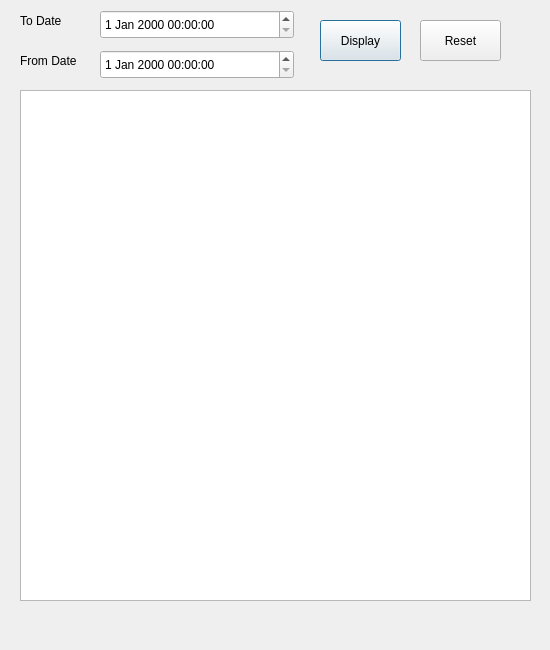
First picture: the form in displayalltask.ui, repository jaganiravi96/Task_Manager_Application, before the edit.
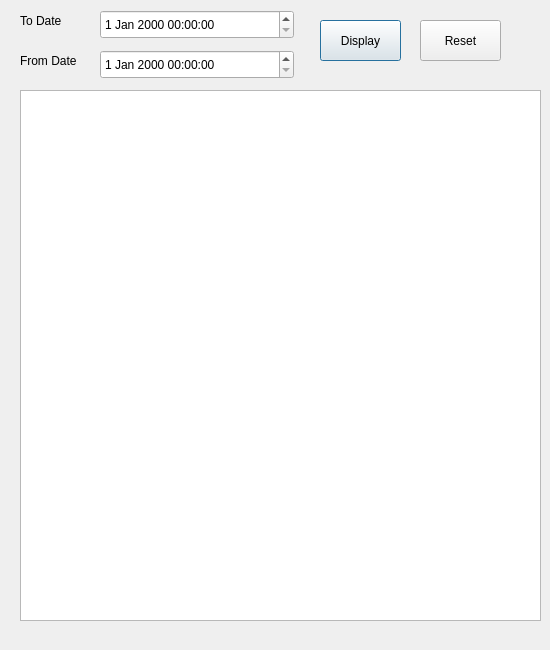
Second picture: the form after the edit.

Patch:
```diff
--- a/displayalltask.ui
+++ b/displayalltask.ui
@@ -58,16 +58,6 @@
     <string>Display</string>
    </property>
   </widget>
-  <widget class="QTableView" name="tableView">
-   <property name="geometry">
-    <rect>
-     <x>20</x>
-     <y>90</y>
-     <width>511</width>
-     <height>511</height>
-    </rect>
-   </property>
-  </widget>
   <widget class="QDateTimeEdit" name="dtToDate">
    <property name="geometry">
     <rect>
@@ -101,6 +91,16 @@
     <string>Reset</string>
    </property>
   </widget>
+  <widget class="QTableWidget" name="tableWidget">
+   <property name="geometry">
+    <rect>
+     <x>20</x>
+     <y>90</y>
+     <width>521</width>
+     <height>531</height>
+    </rect>
+   </property>
+  </widget>
  </widget>
  <resources/>
  <connections/>
```
Left out of the diff: 2 changed lines with no effect on the pictures.
